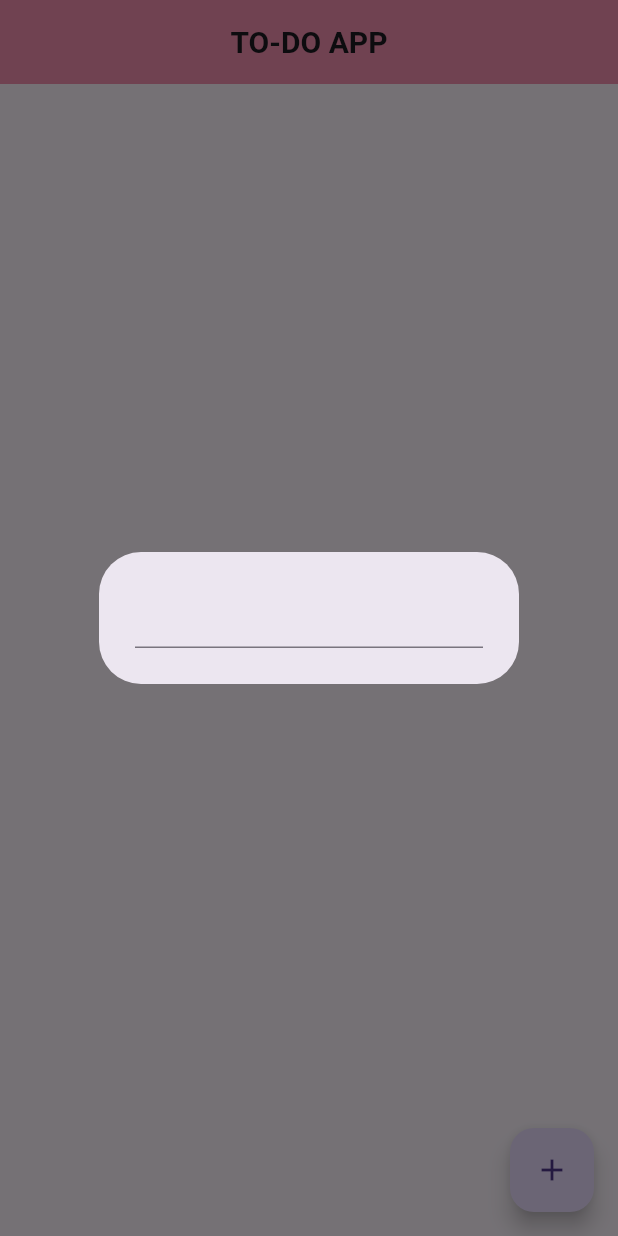
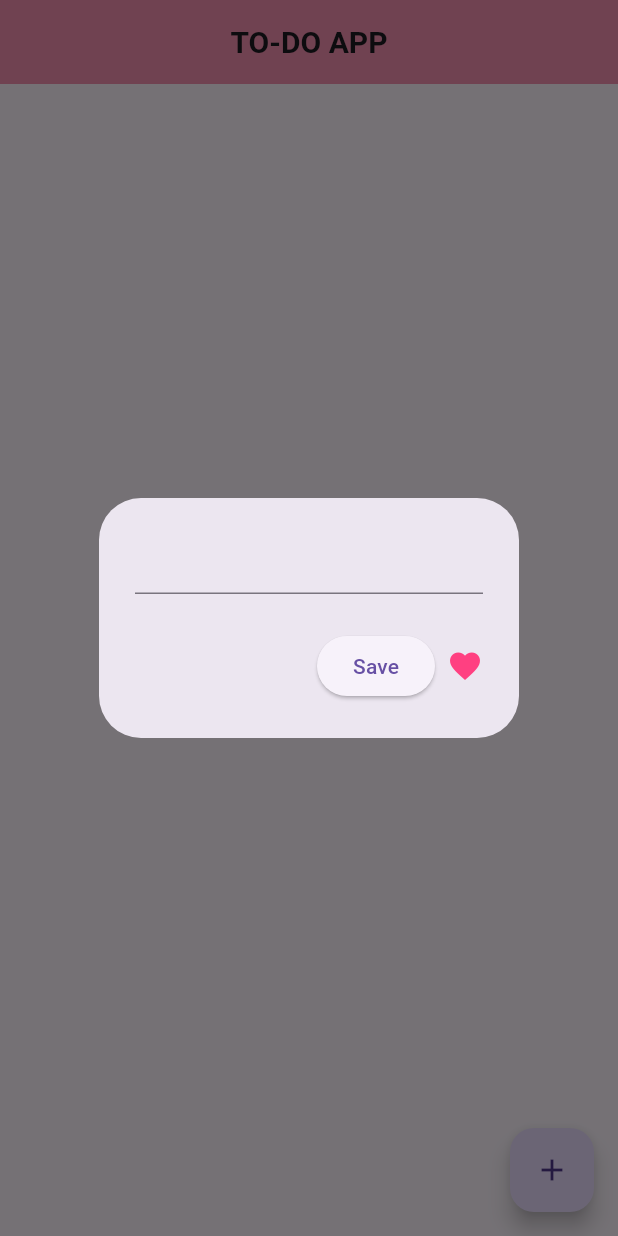
Before and after one commit to findmebyvinay/crud-App, a Flutter app: the screen it shows after launch, after a tap on the "add" icon, on a phone screen of 412 x 824 dp. Run offline on Flutter 3.47's test engine with Material 3 defaults, Android fonts, the phone set to English and light mode, and no system bars; our stand-ins replace firebase_core; accounts and stored records are empty.

Commit message:
added alert diaolgue

```diff
--- a/lib/pages/homepage.dart
+++ b/lib/pages/homepage.dart
@@ -13,6 +13,11 @@ class _HomepageState extends State<Homepage> {
    void onPress(){
     showDialog(context: context, builder:(context)=>AlertDialog(
      content: TextField(),
+     actions: [
+      ElevatedButton(onPressed: (){},
+       child: Text('Save')),
+       Icon(Icons.favorite,color:Colors.pinkAccent,)
+     ],
     ));
   }
 
```
